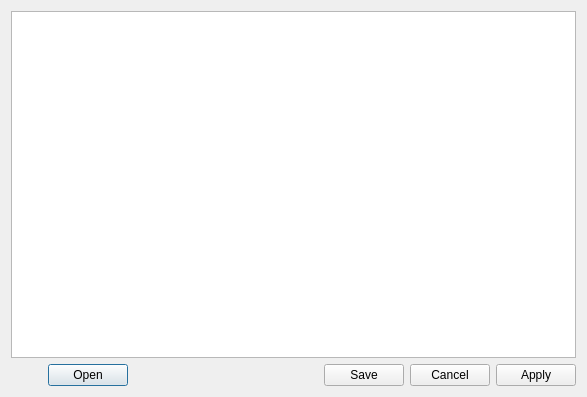
This is wallpapersplitter.ui in l0drex/WallpaperSplitter as Qt 5 draws it before an edit. The edited form follows.
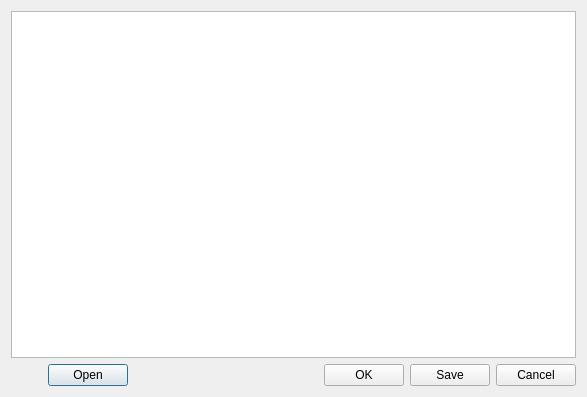
This is the edited form.

Commit message:
Applying the wallpaper will quit the dialog
Replaced the apply button with the ok button, application will quit after calling apply_wallpaper()

What changed in the file:
```diff
--- a/wallpapersplitter.ui
+++ b/wallpapersplitter.ui
@@ -48,7 +48,7 @@
         <enum>Qt::Horizontal</enum>
        </property>
        <property name="standardButtons">
-        <set>QDialogButtonBox::Apply|QDialogButtonBox::Cancel|QDialogButtonBox::Save</set>
+        <set>QDialogButtonBox::Cancel|QDialogButtonBox::Ok|QDialogButtonBox::Save</set>
        </property>
       </widget>
      </item>
```
The commit also changes 1 other file.
